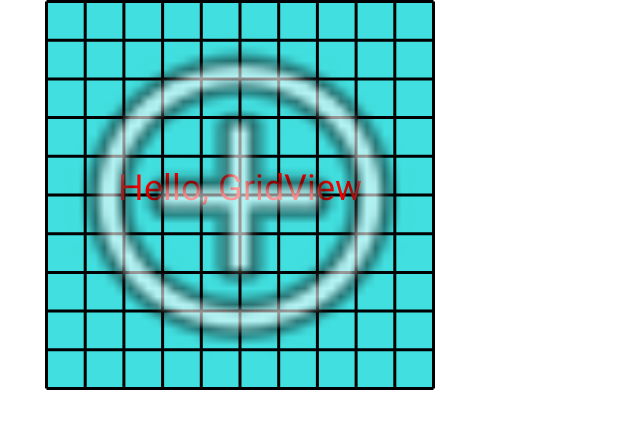
After one commit to CainBurt/AP_Assignment, an Android app: the layout sample_grid_view.xml on its own in the app's theme, with its tools: preview values and no code run, on a phone screen of 412 x 824 dp. The commit adds this screen. Shown: the top 429 px of the screen. Run offline under Robolectric (Android 15) with nearby library versions, the phone set to English and light mode, and no system bars.

Commit message:
Created the gridView and displays the grid.

```diff
--- /dev/null
+++ b/app/src/main/java/uk/ac/bournemouth/ap/battleships/GridView.kt
@@ -0,0 +1,148 @@
+package uk.ac.bournemouth.ap.battleships
+
+import android.content.Context
+import android.graphics.Canvas
+import android.graphics.Color
+import android.graphics.Paint
+import android.graphics.drawable.Drawable
+import android.text.TextPaint
+import android.util.AttributeSet
+import android.view.View
+import androidx.core.content.withStyledAttributes
+
+/**
+ * TODO: document your custom view class.
+ */
+class GridView : GridViewBase {
+
+    override val colCount: Int get() = 10
+    override val rowCount: Int get() = 10
+
+    private var _exampleString: String? = null // TODO: use a default from R.string...
+    private var _exampleColor: Int = Color.RED // TODO: use a default from R.color...
+    private var _exampleDimension: Float = 0f // TODO: use a default from R.dimen...
+
+    private val textPaint: TextPaint = TextPaint().apply {
+        flags = Paint.ANTI_ALIAS_FLAG
+        textAlign = Paint.Align.LEFT
+    }
+    private var textWidth: Float = 0f
+    private var textHeight: Float = 0f
+
+    /**
+     * The text to draw
+     */
+    var exampleString: String?
+        get() = _exampleString
+        set(value) {
+            _exampleString = value
+            invalidateTextPaintAndMeasurements()
+        }
+
+    /**
+     * The font color
+     */
+    var exampleColor: Int
+        get() = _exampleColor
+        set(value) {
+            _exampleColor = value
+            invalidateTextPaintAndMeasurements()
+        }
+
+    /**
+     * In the example view, this dimension is the font size.
+     */
+    var exampleDimension: Float
+        get() = _exampleDimension
+        set(value) {
+            _exampleDimension = value
+            invalidateTextPaintAndMeasurements()
+        }
+
+    /**
+     * In the example view, this drawable is drawn above the text.
+     */
+    var exampleDrawable: Drawable? = null
+        set(value){
+            field = value
+            invalidate()
+        }
+
+    constructor(context: Context) : super(context) {
+        init(null, 0)
+    }
+
+    constructor(context: Context, attrs: AttributeSet) : super(context, attrs) {
+        init(attrs, 0)
+    }
+
+    constructor(context: Context, attrs: AttributeSet, defStyle: Int) : super(context, attrs, defStyle) {
+        init(attrs, defStyle)
+    }
+
+    private fun init(attrs: AttributeSet?, defStyle: Int) {
+        // Load attributes
+        context.withStyledAttributes(attrs, R.styleable.GridView, defStyle, R.style.Widget_Theme_Battleships_GridView){
+            _exampleString = getString(R.styleable.GridView_exampleString)
+            _exampleColor = getColor(R.styleable.GridView_exampleColor, exampleColor)
+            // Use getDimensionPixelSize or getDimensionPixelOffset when dealing with
+            // values that should fall on pixel boundaries.
+            _exampleDimension = getDimension(
+                R.styleable.GridView_exampleDimension,
+                exampleDimension)
+
+            if (hasValue(R.styleable.GridView_exampleDrawable)) {
+                exampleDrawable = getDrawable(
+                    R.styleable.GridView_exampleDrawable)
+                exampleDrawable?.callback = this@GridView
+            }
+        }
+
+
+        // Update TextPaint and text measurements from attributes
+        invalidateTextPaintAndMeasurements()
+    }
+
+    private fun invalidateTextPaintAndMeasurements() {
+        textPaint.let {
+            it.textSize = exampleDimension
+            it.color = exampleColor
+            textWidth = it.measureText(exampleString ?: "")
+            textHeight = it.fontMetrics.bottom
+        }
+        requestLayout()
+    }
+
+
+    override fun onDraw(canvas: Canvas) {
+        drawGrid(canvas)
+
+
+        // TODO: consider storing these as member variables to reduce
+        // allocations per draw cycle.
+        val paddingLeft = paddingLeft
+        val paddingTop = paddingTop
+        val paddingRight = paddingRight
+        val paddingBottom = paddingBottom
+
+        val contentWidth = width - paddingLeft - paddingRight
+        val contentHeight = height - paddingTop - paddingBottom
+
+        exampleString?.let {
+            // Draw the text.
+            canvas.drawText(it,
+                    paddingLeft + (contentWidth - textWidth) / 2,
+                    paddingTop + (contentHeight + textHeight) / 2,
+                    textPaint)
+        }
+
+        // Draw the example drawable on top of the text.
+        exampleDrawable?.let {
+            it.setBounds(paddingLeft, paddingTop,
+                    paddingLeft + contentWidth, paddingTop + contentHeight)
+            it.draw(canvas)
+        }
+    }
+
+
+}
--- /dev/null
+++ b/app/src/main/java/uk/ac/bournemouth/ap/battleships/GridViewBase.kt
@@ -0,0 +1,87 @@
+package uk.ac.bournemouth.ap.battleships
+
+import android.content.Context
+import android.graphics.Canvas
+import android.graphics.Color
+import android.graphics.Paint
+import android.util.AttributeSet
+import android.view.View
+import androidx.core.content.withStyledAttributes
+
+abstract class GridViewBase : View {
+    constructor(context: Context?) : super(context){
+        init(null, 0)
+    }
+    constructor(context: Context?, attrs: AttributeSet?) : super(context, attrs){
+        init(attrs, 0)
+    }
+    constructor(context: Context?, attrs: AttributeSet?, defStyleAttr: Int) : super(context, attrs, defStyleAttr){
+        init(attrs, defStyleAttr)
+    }
+
+    private fun init(attrs: AttributeSet?, defStyle: Int) {
+        // Load attributes
+        context.withStyledAttributes(attrs, R.styleable.GridViewBase, defStyle, R.style.Widget_Theme_Battleships_GridView){
+            gridBackgroundPaint.color = this.getColor(R.styleable.GridViewBase_gridBackgroundColor, Color.CYAN)
+            gridLinePaint.color = this.getColor(R.styleable.GridViewBase_gridLineColor, Color.BLACK)
+            gridLinePaint.strokeWidth = this.getDimension(R.styleable.GridViewBase_gridLineWidth, 1f)
+        }
+    }
+
+
+    abstract val colCount: Int
+    abstract val rowCount: Int
+
+    private var cellWidth = 0f
+    private var offsetLeft = 0f
+    private var offsetTop = 0f
+
+
+    //paints
+    private val gridBackgroundPaint: Paint = Paint(Paint.ANTI_ALIAS_FLAG).apply {
+        style = Paint.Style.FILL
+    }
+    private val gridLinePaint: Paint = Paint(Paint.ANTI_ALIAS_FLAG).apply {
+        style = Paint.Style.STROKE
+    }
+
+    private val gridHeight get() = rowCount * cellWidth
+    private val gridWidth get() = colCount * cellWidth
+
+    //adjusts for screen size
+    override fun onSizeChanged(w: Int, h: Int, oldw: Int, oldh: Int) {
+        val availableWidth = w - paddingLeft - paddingRight - gridLinePaint.strokeWidth
+        val availableHeight = h - paddingTop - paddingBottom- gridLinePaint.strokeWidth
+        cellWidth = minOf(availableWidth/ colCount, availableHeight/rowCount)
+        offsetLeft = (availableWidth + gridLinePaint.strokeWidth - gridWidth)/2
+        offsetTop = (availableHeight +  gridLinePaint.strokeWidth - gridHeight)/2
+
+    }
+
+    protected fun drawGrid(canvas: Canvas) {
+        val gridTop = (paddingTop + offsetTop)
+        val gridLeft = (paddingLeft + offsetLeft)
+        val gridBottom = (paddingTop + offsetTop + gridHeight)
+        val gridRight = (paddingLeft + offsetLeft + gridWidth)
+
+
+        //draw the game board
+        canvas.drawRect(gridLeft, gridTop, gridRight, gridBottom, gridBackgroundPaint)
+
+        //draw vertical lines
+        for(col in 0..colCount){
+            val lineX = gridLeft+(col*cellWidth).toFloat()
+            canvas.drawLine(lineX, gridTop, lineX, gridBottom, gridLinePaint)
+        }
+
+        //draw horizontal lines
+        for(row in 0..rowCount){
+            val lineY = gridTop+(row*cellWidth).toFloat()
+            canvas.drawLine(gridLeft, lineY, gridRight, lineY, gridLinePaint)
+        }
+
+
+    }
+
+
+}
--- /dev/null
+++ b/app/src/main/res/layout/sample_grid_view.xml
@@ -0,0 +1,16 @@
+<FrameLayout xmlns:android="http://schemas.android.com/apk/res/android"
+    xmlns:app="http://schemas.android.com/apk/res-auto"
+    android:layout_width="match_parent"
+    android:layout_height="match_parent">
+
+    <uk.ac.bournemouth.ap.battleships.GridView
+        style="@style/Widget.Theme.Battleships.GridView"
+        android:layout_width="300dp"
+        android:layout_height="300dp"
+        android:paddingLeft="20dp"
+        android:paddingBottom="40dp"
+        app:exampleDimension="24sp"
+        app:exampleDrawable="@android:drawable/ic_menu_add"
+        app:exampleString="Hello, GridView" />
+
+</FrameLayout>
--- a/app/src/main/res/values/colors.xml
+++ b/app/src/main/res/values/colors.xml
@@ -16,4 +16,8 @@
     <color name="secondaryDarkColor">#008880</color>
     <color name="primaryTextColor">#ffffff</color>
     <color name="secondaryTextColor">#ffffff</color>
+    <color name="light_blue_400">#FF29B6F6</color>
+    <color name="light_blue_600">#FF039BE5</color>
+    <color name="gray_400">#FFBDBDBD</color>
+    <color name="gray_600">#FF757575</color>
 </resources>
--- a/app/src/main/res/values/styles.xml
+++ b/app/src/main/res/values/styles.xml
@@ -8,4 +8,17 @@
         <item name="colorAccent">@color/design_default_color_secondary</item>
     </style>
 
+    <style name="Widget.Theme.Battleships.GridView" parent="">
+        <item name="gridBackgroundColor">#BE00D4D4</item>
+        <item name="gridLineColor">#000000</item>
+        <item name="gridLineWidth">2dp</item>
+    </style>
+
+    <style name="Widget.Theme.Battleships.GridViewBase" parent="Widget.Theme.Battleships.GridView">
+        <item name="android:background">@color/gray_400</item>
+        <item name="exampleColor">@color/light_blue_400</item>
+
+
+    </style>
+
 </resources>
```
Also changed, not shown: app/src/main/AndroidManifest.xml (+6 -1 lines), app/src/main/java/uk/ac/bournemouth/ap/battleships/GameView.kt (+33 -36 lines), app/src/main/res/layout/activity_main.xml (+18 -0 lines), app/src/main/res/values-night/styles.xml (added, +7 -0 lines), app/src/main/res/values/attrs_grid_view.xml (added, +13 -0 lines).
